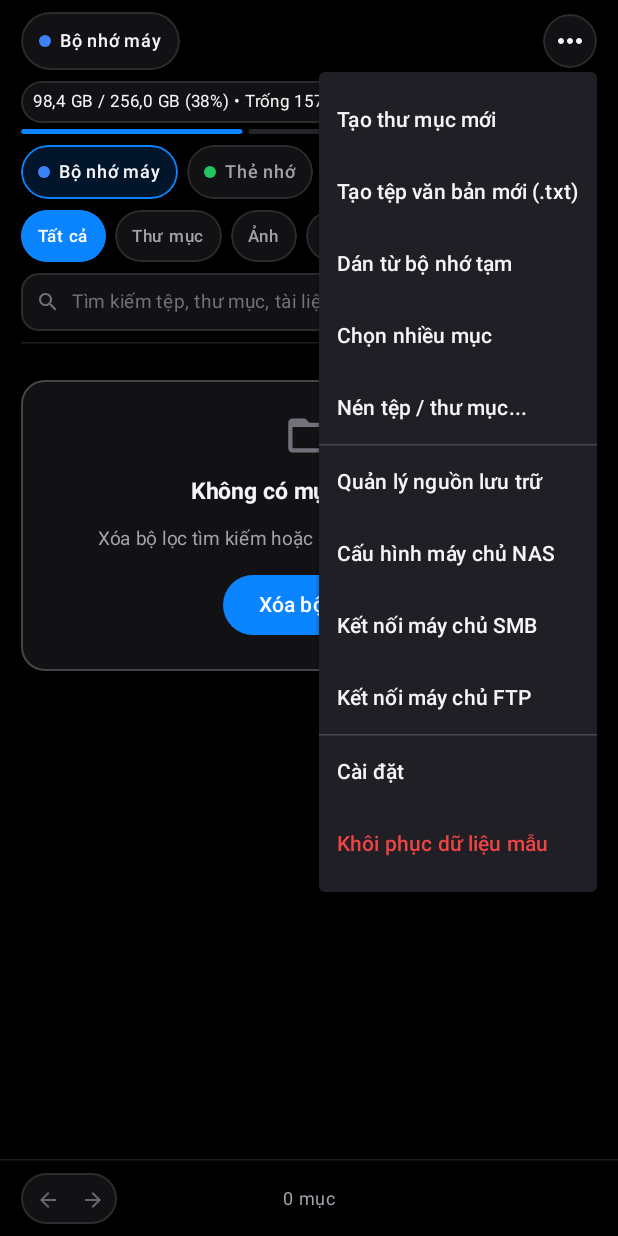
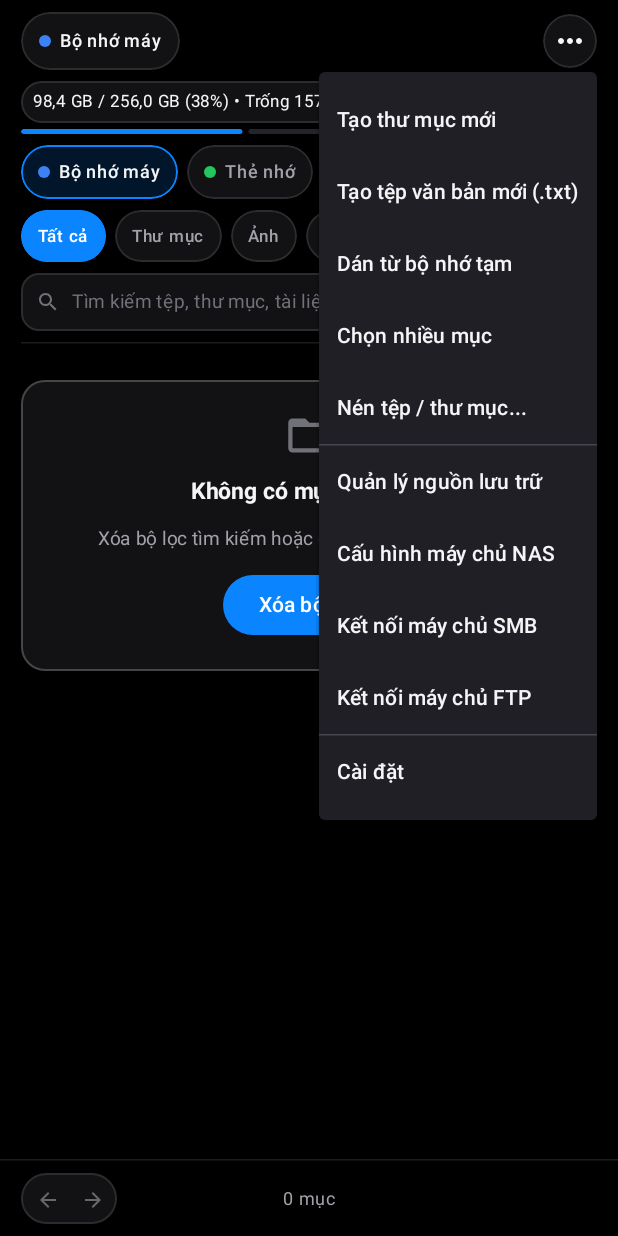
Before and after one commit to vuminhngocpt/Quan-ly-tep, an Android app built with Jetpack Compose: the screen it shows after launch (MainActivity), after a tap on "Thêm tùy chọn", on a phone screen of 412 x 824 dp. Run offline under Robolectric (Android 15) with nearby library versions, the phone set to English and light mode, and no system bars; 1 statement that could not run was skipped.

Commit message:
Update FileManagerScreen.kt

```diff
--- a/app/src/main/java/com/vuminhngoc/quanlytep/ui/FileManagerScreen.kt
+++ b/app/src/main/java/com/vuminhngoc/quanlytep/ui/FileManagerScreen.kt
@@ -160,10 +160,6 @@ fun FileManagerScreen(viewModel: FileManagerViewModel) {
                             DropdownMenuItem(
                                 text = { Text("Cài đặt") },
                                 onClick = { showOverflowMenu = false; viewModel.setShowSettings(true) }
-                            )
-                            DropdownMenuItem(
-                                text = { Text("Khôi phục dữ liệu mẫu", color = colors.danger) },
-                                onClick = { showOverflowMenu = false; viewModel.restoreDemoData() }
                             )
                         }
                     }
```
